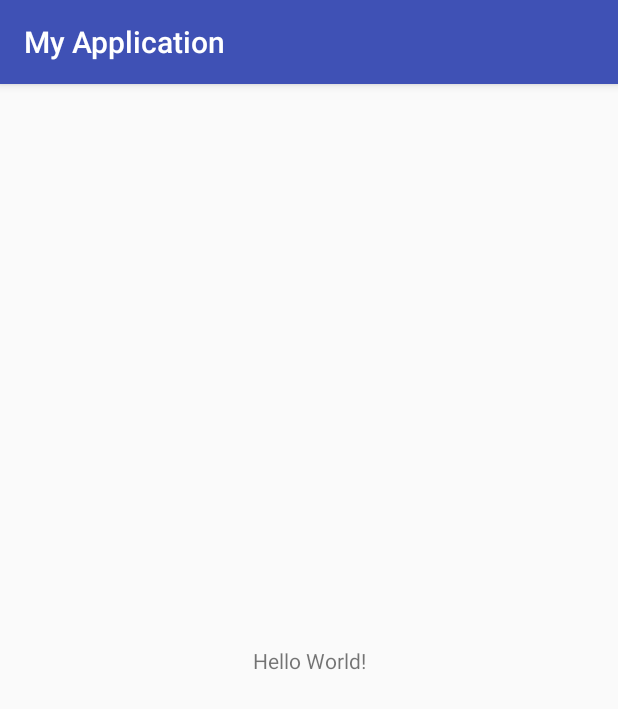
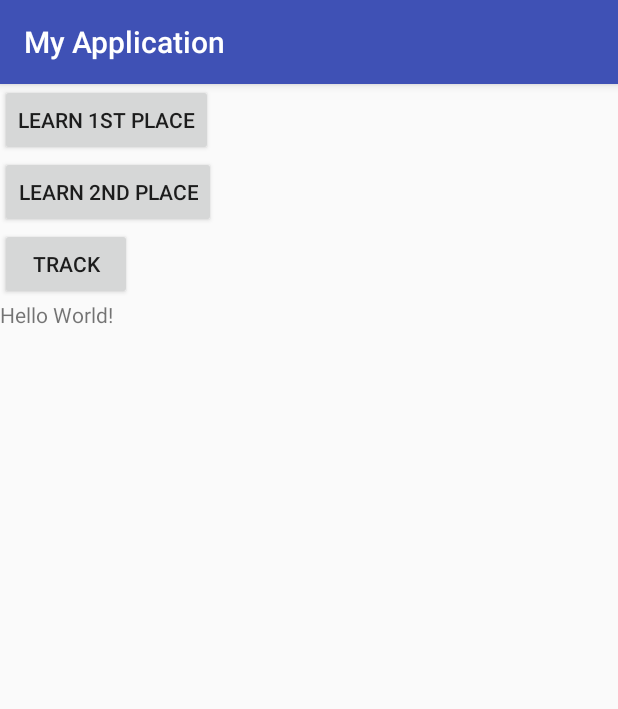
Before and after one commit to hangdu/WifiPosition, an Android app: the screen it shows after launch (MainActivity), on a phone screen of 412 x 824 dp. Shown: the top 709 px of the screen. Run offline under Robolectric (Android 15) with nearby library versions, the phone set to English and light mode, and no system bars; 5 statements that could not run were skipped.

Commit message:
add some button and a textview

```diff
--- a/app/src/main/java/com/example/hang/myapplication/MainActivity.java
+++ b/app/src/main/java/com/example/hang/myapplication/MainActivity.java
@@ -11,12 +11,15 @@ import android.support.v4.content.ContextCompat;
 import android.support.v7.app.AppCompatActivity;
 import android.os.Bundle;
 import android.util.Log;
+import android.view.View;
+import android.widget.Button;
+import android.widget.TextView;
 
 import java.util.List;
 
 public class MainActivity extends AppCompatActivity {
     final private int REQUEST_CODE_ASK_PERMISSIONS = 1234;
-
+    TextView textView;
     @Override
     protected void onCreate(Bundle savedInstanceState) {
         super.onCreate(savedInstanceState);
@@ -40,8 +43,6 @@ public class MainActivity extends AppCompatActivity {
             }
         }
 
-
-
         WifiManager wifiManager = (WifiManager) this.getApplicationContext().getSystemService(Context.WIFI_SERVICE);
 // Level of a Scan Result
         List<ScanResult> wifiList = wifiManager.getScanResults();
@@ -55,12 +56,28 @@ public class MainActivity extends AppCompatActivity {
             System.out.println("ScanResult networkName is " + networkName);
         }
 
-// Level of current connection
-        int rssi = wifiManager.getConnectionInfo().getRssi();
-//        int level = WifiManager.calculateSignalLevel(rssi, 5);
-        String BSSID = wifiManager.getConnectionInfo().getBSSID();
-        System.out.println("My connection : rssi is " + rssi);
-        System.out.println("My connection : BSSID is " + BSSID);
+
+        textView = (TextView) findViewById(R.id.textview_result);
+        Button button1 = (Button) findViewById(R.id.button_learn1);
+        button1.setOnClickListener(new View.OnClickListener() {
+            public void onClick(View v) {
+                // Do something in response to button click
+                textView.setText("Button1 is clicked");
+            }
+        });
+
+
+        Button button2 = (Button) findViewById(R.id.button_learn2);
+        button2.setOnClickListener(new View.OnClickListener() {
+            public void onClick(View v) {
+                // Do something in response to button click
+                textView.setText("Button2 is clicked");
+            }
+        });
+
+
+
+
 
     }
 }
--- a/app/src/main/res/layout/activity_main.xml
+++ b/app/src/main/res/layout/activity_main.xml
@@ -1,18 +1,33 @@
 <?xml version="1.0" encoding="utf-8"?>
-<android.support.constraint.ConstraintLayout xmlns:android="http://schemas.android.com/apk/res/android"
+<LinearLayout xmlns:android="http://schemas.android.com/apk/res/android"
     xmlns:app="http://schemas.android.com/apk/res-auto"
     xmlns:tools="http://schemas.android.com/tools"
     android:layout_width="match_parent"
     android:layout_height="match_parent"
+    android:orientation="vertical"
     tools:context="com.example.hang.myapplication.MainActivity">
+    <Button
+        android:layout_width="wrap_content"
+        android:layout_height="wrap_content"
+        android:text="learn 1st place"
+        android:id="@+id/button_learn1"/>
+
+    <Button
+        android:layout_width="wrap_content"
+        android:layout_height="wrap_content"
+        android:text="learn 2nd place"
+        android:id="@+id/button_learn2"/>
+
+    <Button
+        android:layout_width="wrap_content"
+        android:layout_height="wrap_content"
+        android:text="Track"
+        android:id="@+id/track"/>
 
     <TextView
+        android:id="@+id/textview_result"
         android:layout_width="wrap_content"
         android:layout_height="wrap_content"
-        android:text="Hello World!"
-        app:layout_constraintBottom_toBottomOf="parent"
-        app:layout_constraintLeft_toLeftOf="parent"
-        app:layout_constraintRight_toRightOf="parent"
-        app:layout_constraintTop_toTopOf="parent" />
+        android:text="Hello World!" />
 
-</android.support.constraint.ConstraintLayout>
+</LinearLayout>
```
